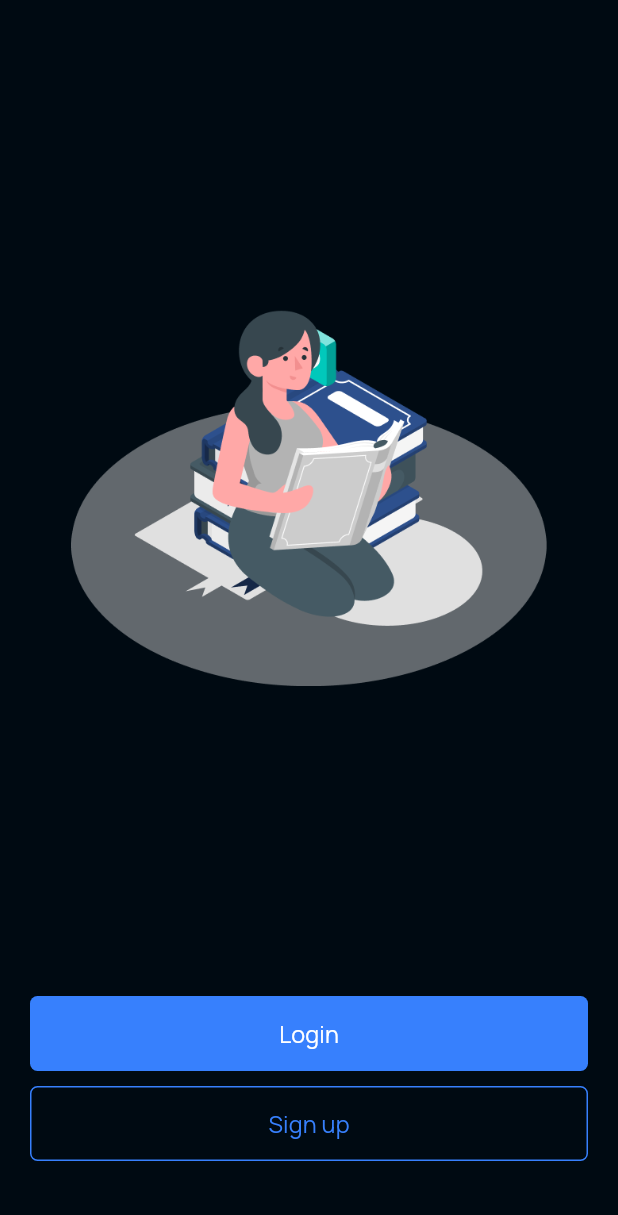
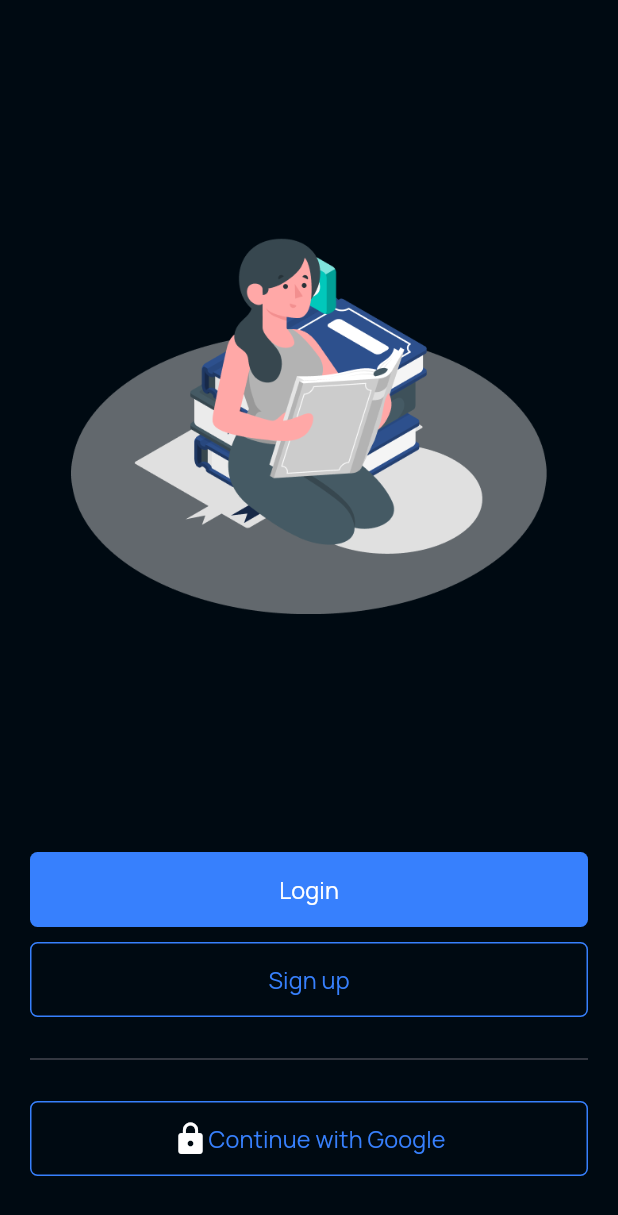
Before and after one commit to sam-shot/cgpa_calculator, a Flutter app: the screen it shows after launch, on a phone screen of 412 x 824 dp. Shown: the top 1215 px of the screen. Run offline on Flutter 3.47's test engine with Material 3 defaults, Android fonts, the phone set to English and light mode, and no system bars; our stand-ins replace flutter_riverpod, flutter_screenutil, gap, get_it, google_fonts, hive_flutter and 2 more; accounts and stored records are empty.

Commit message:
feat: begin google auth

```diff
--- a/lib/ui/views/auth/auth_view.dart
+++ b/lib/ui/views/auth/auth_view.dart
@@ -41,7 +41,17 @@ class AuthView extends StatelessWidget {
                 type: ButtonType.outlined,
                 onPressed: () => context.push(const SignupView()),
               ),
-              const Gap(50),
+              const Gap(20),
+              const Divider(),
+              const Gap(20),
+              AppButton(
+                text: "Continue with Google",
+                icon: const Icon(Icons.lock),
+                color: context.primaryColor,
+                type: ButtonType.outlined,
+                onPressed: () => context.push(const SignupView()),
+              ),
+              const Gap(40),
             ],
           ),
         ),
```
Also changed, not shown: pubspec.yaml (+3 -5 lines), pubspec.lock, 1 other file.
